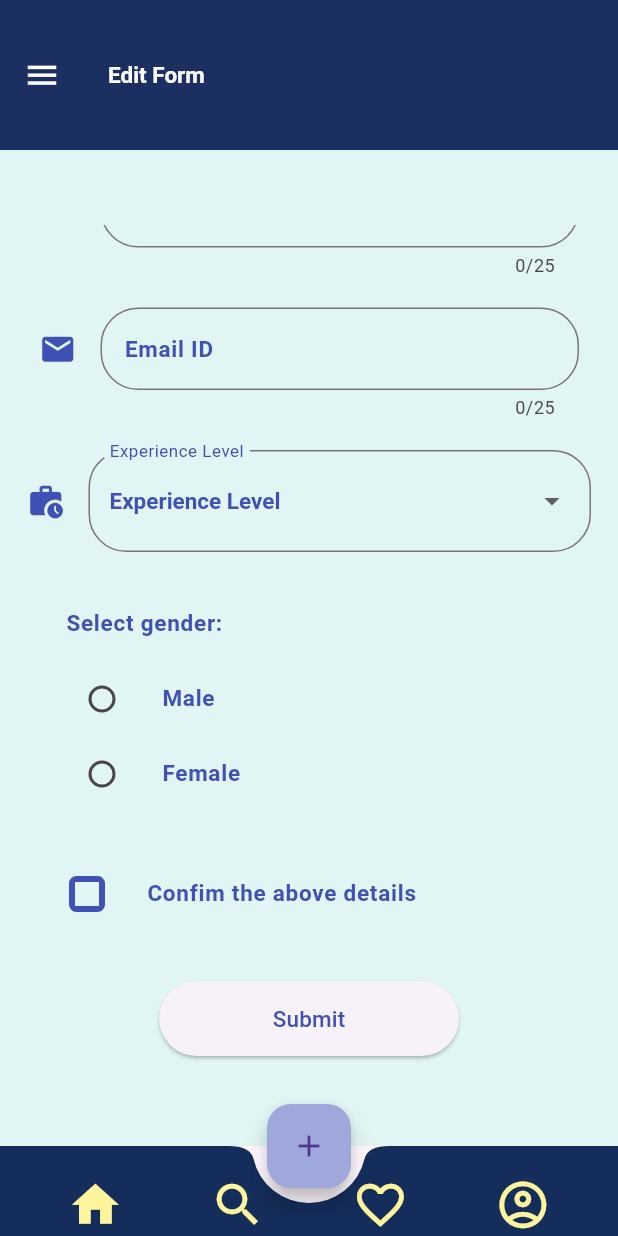
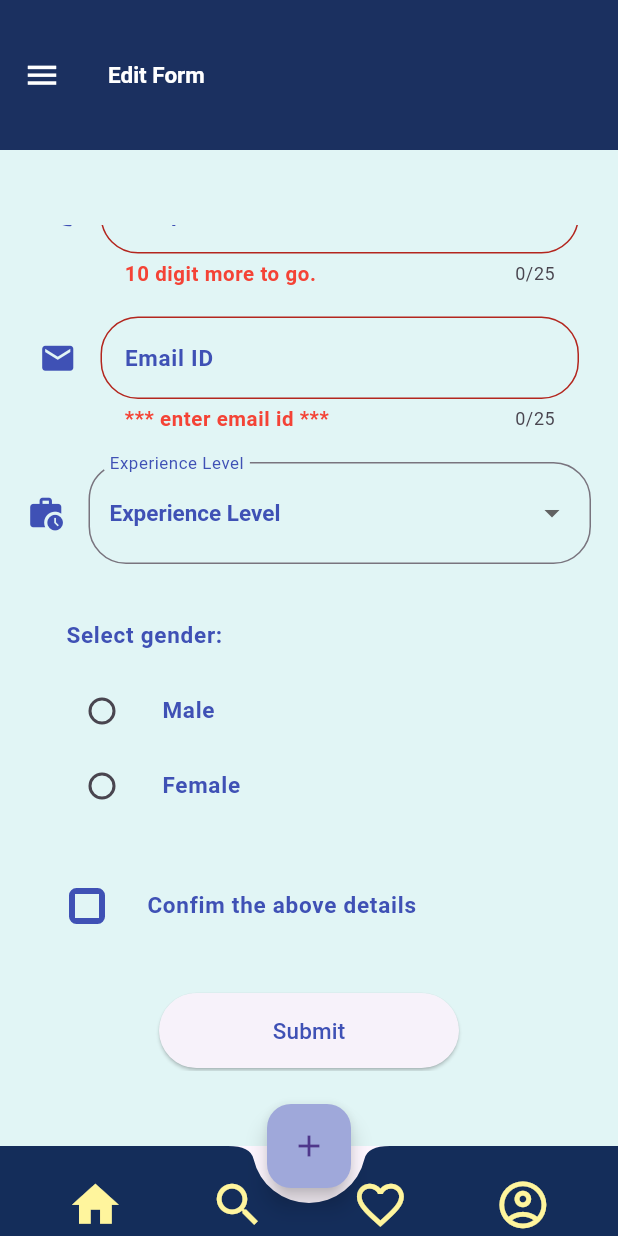
Before and after one commit to vipul-rathod/flutter_widgets, a Flutter app: the MyEditFormPage screen opened directly with empty values, scrolled down 462 dp, after a tap on "Submit", on a phone screen of 412 x 824 dp. Run offline on Flutter 3.47's test engine with Material 3 defaults, Android fonts, the phone set to English and light mode, and no system bars; our stand-ins replace email_validator, flutter_zoom_drawer, image_picker, objectbox, shared_preferences; missing offline and left inert: flutter_exit_app; accounts and stored records are empty; generated files the repository leaves out were written again.

Commit message:
Create, View and Edit profile image code completed. Testing in progress.

```diff
--- a/lib/pages/myeditformpage.dart
+++ b/lib/pages/myeditformpage.dart
@@ -60,7 +60,7 @@ class MyEditFormPageState extends State<MyEditFormPage>{
   bool? confirmationBool;
   String? genGroupVal;
   String? pi;
-  bool editmode = false;
+  // bool editmode = false;
   MyEditFormPageState(this.updateID, this.name, this.dob, this.phone, this.email, this.expLevel, this.gender, this.confirm, this.profileImage);
 
   @override
@@ -97,7 +97,7 @@ class MyEditFormPageState extends State<MyEditFormPage>{
 
   Future<String?> getImageFilePath() async {
     if (MyProfileImage.pathToImage == null){
-      String getImagePath = MyProfileImage.pathToImage!;
+      String? getImagePath = MyProfileImage.pathToImage!;
       print("I am at getImageFilePath function $getImagePath");
       return getImagePath;
     }
@@ -298,7 +298,7 @@ class MyEditFormPageState extends State<MyEditFormPage>{
                       height: 50,
                       child: ElevatedButton(
                       onPressed: () async {
-                        // if (formKey.currentState!.validate()){
+                        if (formKey.currentState!.validate()){
                           final tmpPath = await getImageFilePath();
                           if (pi == null){
                             pathToImage = tmpPath.toString();
@@ -308,10 +308,10 @@ class MyEditFormPageState extends State<MyEditFormPage>{
                             pathToImage = pi;
                             print('I am at else $pathToImage');
                           }
-                          // Employee employee = Employee(nameCtrl.text, id: updateID!, dob: dobCtrl.text, phone: phoneCtrl.text, email: emailCtrl.text, expLevel: dropdownValue, gender: genGroupVal, confirm: confirmationBool, profileImage: pathToImage);
-                          // objectbox.employeeBox.put(employee);
-                          // Navigator.of(context).push(MaterialPageRoute(builder: (context) => MyDataTablePage(future: getEmployees(),)));
-                        // }
+                          Employee employee = Employee(nameCtrl.text, id: updateID!, dob: dobCtrl.text, phone: phoneCtrl.text, email: emailCtrl.text, expLevel: dropdownValue, gender: genGroupVal, confirm: confirmationBool, profileImage: pathToImage);
+                          objectbox.employeeBox.put(employee);
+                          Navigator.of(context).push(MaterialPageRoute(builder: (context) => MyDataTablePage(future: getEmployees(),)));
+                        }
                       },
                       child: Text('Submit',
                         style: TextStyle(
--- a/lib/pages/myformpage.dart
+++ b/lib/pages/myformpage.dart
@@ -53,22 +53,9 @@ class MyFormPageState extends State<MyFormPage>{
     }
 
   Future<String?> getImageFilePath() async {
-    String? tmpimgpath = await CreateViewProfileImage.funcPath();
+    String? tmpimgpath = await MyProfileImage.funcPath();
     return tmpimgpath;
   }
-
-
-
-  // Future<String?> getImageFilePath() async {
-  //   if (MyProfileImageState.newFilePath != null){
-  //     String getImagePath = MyProfileImageState.newFilePath!.path;
-  //     return getImagePath;
-  //   }
-  //   else{
-  //     String message = "Please select profile image";
-  //     showFlashError(context, message);
-  //   }
-  // }
 
   @override
   Widget build(BuildContext context){
@@ -98,7 +85,7 @@ class MyFormPageState extends State<MyFormPage>{
           child: SingleChildScrollView(
             child: Column(
               children: <Widget>[
-                const CreateViewProfileImage(),
+                const MyProfileImage(),
                 const SizedBox(height: 20,),
                 Padding(
                   padding: const EdgeInsets.all(8),
--- a/lib/pages/myviewformpage.dart
+++ b/lib/pages/myviewformpage.dart
@@ -91,7 +91,7 @@ class MyViewFormPageState extends State<MyViewFormPage>{
           child: SingleChildScrollView(
             child: Column(
               children: <Widget>[
-                CreateViewProfileImage(imagelocalpath: data!.profileImage),
+                MyProfileImage(imagelocalpath: data!.profileImage),
                 const SizedBox(height: 20,),
                 Padding(
                   padding: const EdgeInsets.all(8),
--- a/lib/widgets/mycreateprofileimage.dart
+++ b/lib/widgets/mycreateprofileimage.dart
@@ -119,7 +119,7 @@ class MyProfileImage extends StatefulWidget {
   static Future<String?> funcPath() async{
     if (_MyProfileImageState._imagepath == null){
       print (" I am here at if functool");
-      pathToImage = _MyProfileImageState.galleryImagePath!.path;
+      pathToImage = _MyProfileImageState.galleryImagePath?.path;
       return pathToImage;
     }
     else {
@@ -142,46 +142,40 @@ class _MyProfileImageState extends State<MyProfileImage> {
   @override
   void initState() {
     super.initState();
-    loadImage().then((value) {
       setState(() {
         if (widget.editmode == false){
           print ("I am at setState if condition");
           _imagepath = null;
-        }
+          }
         else{
-          isImageChanged = false;
-          _imagepath = galleryImagePath!.path;
+          _imagepath = galleryImagePath?.path;
           print (" I am at setState else condition which is $isImageChanged");
         }
 
       });
-    });
   }
 
   @override
   Widget build(BuildContext context) {
+    print ("01..... $isImageChanged");
     return Container(
       alignment: Alignment.center,
       child: Padding(
         padding: const EdgeInsets.all(8.0),
         child: Stack(
           children: <Widget>[
-            widget.editmode != false
-            ? widget.imagelocalpath != null
-              ? CircleAvatar(radius: 80, backgroundImage:
-                isImageChanged != false
-                ? FileImage(File(_imagepath!))
-                : FileImage(File(widget.imagelocalpath!)) )
-              : _imagepath != null
-                ? CircleAvatar(backgroundImage: FileImage(File(_imagepath!)), radius: 80,)
-                : CircleAvatar(backgroundImage: FileImage(File(widget.imagelocalpath!)), radius: 80,)
-            : widget.imagelocalpath != null
-              ? _imagepath != null
-                ? CircleAvatar(backgroundImage: FileImage(File(_imagepath!)), radius: 80,)
-                : CircleAvatar(backgroundImage: FileImage(File(widget.imagelocalpath!)), radius: 80,)
-            : _imagepath != null
-              ? CircleAvatar(backgroundImage: FileImage(File(_imagepath!)), radius: 80,)
-              : const CircleAvatar(backgroundImage: AssetImage('assets/images/profile_img02.jpeg')),
+            widget.editmode != false // This means edit mode is true
+              ? CircleAvatar(radius: 80, backgroundImage: isImageChanged != false
+                ? FileImage(_image!) // This means image changed in editmode
+                : FileImage(File(widget.imagelocalpath!))) // This assigns profile image from db.
+              : widget.imagelocalpath != null //View form condition
+                ? CircleAvatar(backgroundImage: FileImage(File(widget.imagelocalpath!)), radius: 80,) // View form profile image
+                : _imagepath != null // Create profile image form
+                  ? CircleAvatar(backgroundImage: FileImage(File(_imagepath!)), radius: 80,)
+                  : CircleAvatar(
+                        radius: 80,
+                        backgroundImage: _image != null ? FileImage(_image!) : const AssetImage('assets/images/profile_img02.jpeg') as ImageProvider,
+                      ),
 
             Positioned(
               bottom: 20,
@@ -219,10 +213,11 @@ class _MyProfileImageState extends State<MyProfileImage> {
     final newPath = directory.path;
     const uuid = Uuid();
 
-
     if (newPath.isNotEmpty){
       final basenameWithExtension = '${uuid.v1()}${syspath.extension(path)}';
-      galleryImagePath = await sourcePath.copy('$newPath/$basenameWithExtension');
+      // '$newPath/$basenameWithExtension'
+      galleryImagePath = await sourcePath.copy(syspath.join(newPath, basenameWithExtension));
+      // print (galleryImagePath!.path);
     }
     else{
       throw "Please select profile image";
@@ -230,9 +225,14 @@ class _MyProfileImageState extends State<MyProfileImage> {
   }
 
   Future<String?> loadImage() async {
-    setState(() {
-      _imagepath = galleryImagePath!.path;
-    });
-    return _imagepath!;
+    // if (editmode == false){
+      setState(() {
+        _imagepath = galleryImagePath?.path;
+      });
+    // }
+      // setState(() {
+      //   _imagepath = galleryImagePath?.path;
+      // });
+      // return _imagepath;
   }
 }
```
Also changed, not shown: 2 other files.
